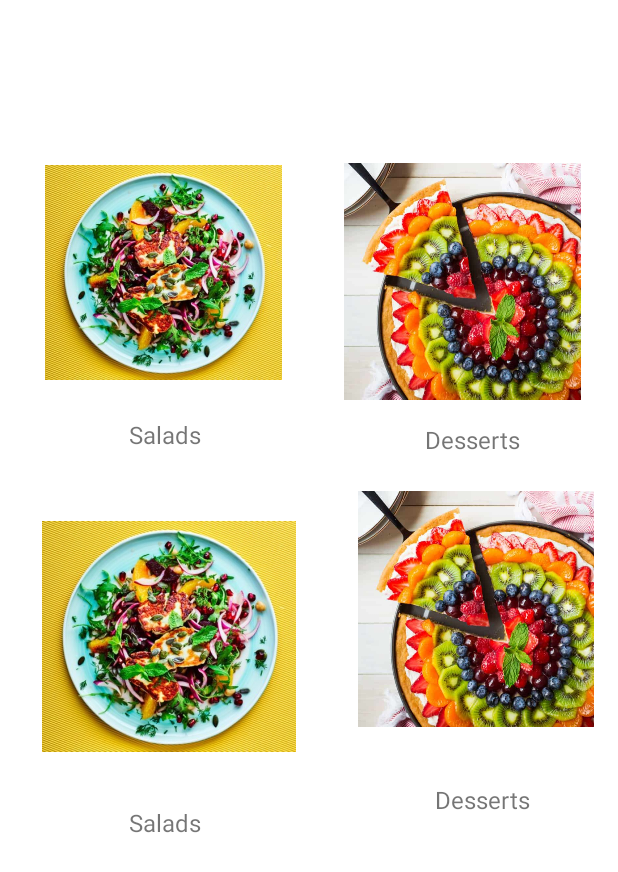
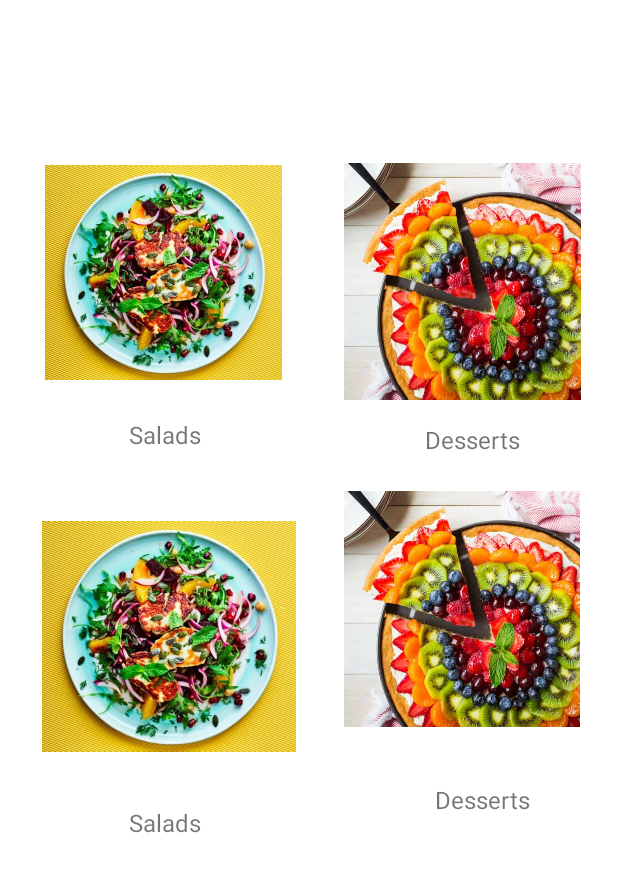
Before and after one commit to fh-erfurt/OnlyOneEgg, an Android app: the layout dashboard_example.xml on its own in the app's theme, with its tools: preview values and no code run, on a phone screen of 412 x 824 dp. Shown: the top 872 px of the screen. Run offline under Robolectric (Android 15) with nearby library versions, the phone set to English and light mode, and no system bars.

Commit message:
Commit Name
Space

```diff
--- a/app/src/main/java/de/fherfurt/onlyoneegg/dashboard/DashboardFragment.kt
+++ b/app/src/main/java/de/fherfurt/onlyoneegg/dashboard/DashboardFragment.kt
@@ -40,5 +40,8 @@ class DashboardFragment : Fragment() {
         val manager = GridLayoutManager(activity, 2, GridLayoutManager.VERTICAL, false)
         binding.cookbookList.layoutManager = manager
         return binding.root
+
+
+
     }
 }
--- a/app/src/main/res/layout/dashboard_example.xml
+++ b/app/src/main/res/layout/dashboard_example.xml
@@ -99,7 +99,7 @@
             android:layout_marginStart="32dp"
             android:layout_marginTop="56dp"
             app:layout_constraintEnd_toEndOf="parent"
-            app:layout_constraintHorizontal_bias="0.36"
+            app:layout_constraintHorizontal_bias="0.0"
             app:layout_constraintStart_toEndOf="@+id/imageView6"
             app:layout_constraintTop_toBottomOf="@+id/imageView4"
             app:srcCompat="@drawable/dessert" />
```
